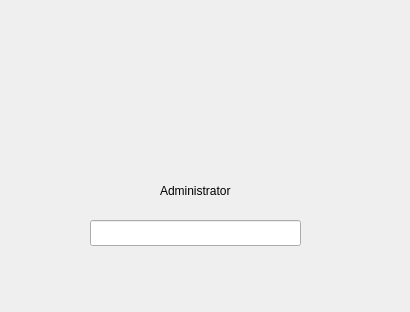
Old version of the form admin_dialog.ui in the repository SandrAdora/GPA_Calculator.
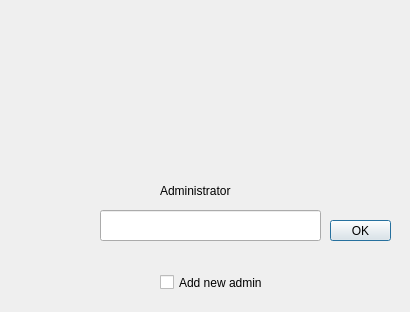
New version of the form. Icons and pictures are not drawn.

Commit message: updated admin class, added a new admin profile, updated mysqlite class and student class

```diff
--- a/admin_dialog.ui
+++ b/admin_dialog.ui
@@ -32,10 +32,10 @@
   <widget class="QLineEdit" name="lineEdit_admin">
    <property name="geometry">
     <rect>
-     <x>90</x>
-     <y>220</y>
-     <width>211</width>
-     <height>26</height>
+     <x>100</x>
+     <y>210</y>
+     <width>221</width>
+     <height>31</height>
     </rect>
    </property>
    <property name="echoMode">
@@ -52,13 +52,42 @@
     </rect>
    </property>
    <property name="styleSheet">
-    <string notr="true">
+    <string notr="true">color: rgb(0, 0, 0);
 font: 700 10pt &quot;Segoe UI&quot;;</string>
    </property>
    <property name="text">
     <string>Administrator</string>
    </property>
   </widget>
+  <widget class="QCheckBox" name="checkBox_new_admin">
+   <property name="geometry">
+    <rect>
+     <x>160</x>
+     <y>270</y>
+     <width>111</width>
+     <height>25</height>
+    </rect>
+   </property>
+   <property name="styleSheet">
+    <string notr="true">color: rgb(0, 0, 0);</string>
+   </property>
+   <property name="text">
+    <string>Add new admin</string>
+   </property>
+  </widget>
+  <widget class="QPushButton" name="pushButton_admin_ok">
+   <property name="geometry">
+    <rect>
+     <x>330</x>
+     <y>220</y>
+     <width>61</width>
+     <height>21</height>
+    </rect>
+   </property>
+   <property name="text">
+    <string>OK</string>
+   </property>
+  </widget>
  </widget>
  <resources/>
  <connections/>
```
The commit also changes 20 other files.
